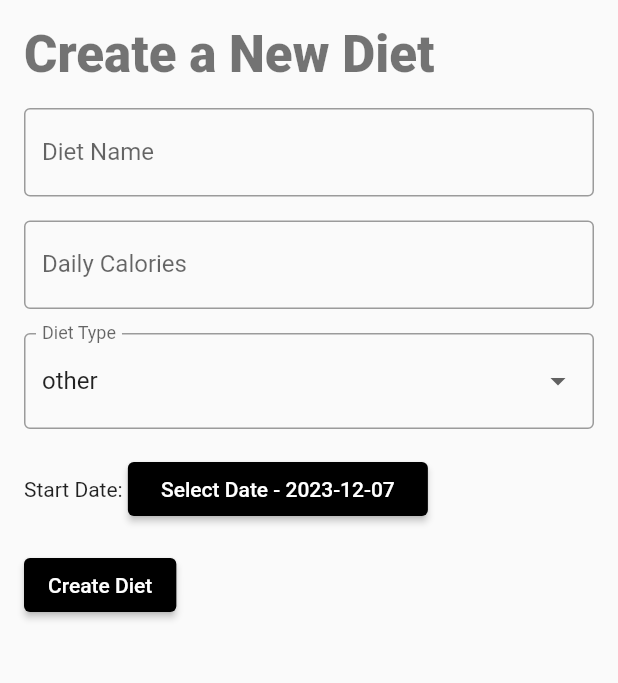
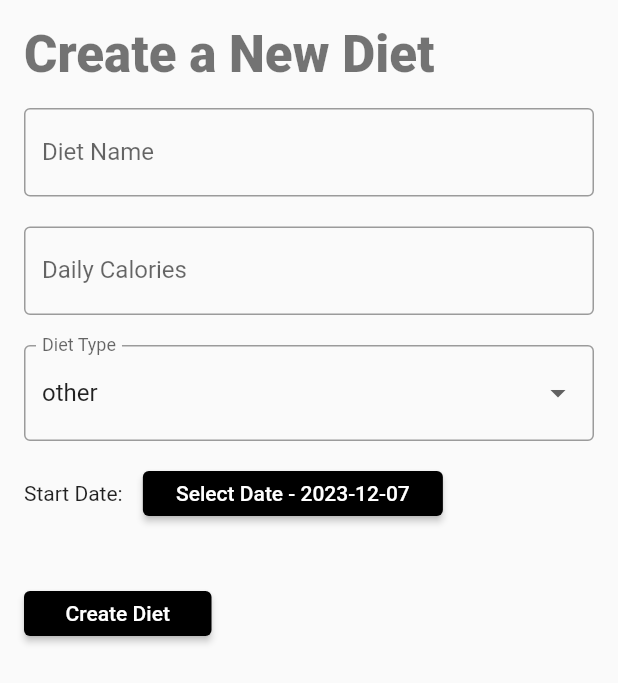
Before and after one commit to CSCI4100U/mobile-group-project-2023-mlja, a Flutter app: the CreateDietForm widget shown alone on an empty page, opened directly, on a phone screen of 412 x 824 dp. Shown: the top 683 px of the screen. Run offline on Flutter 3.47's test engine with Material 3 defaults, Android fonts, the phone set to English and light mode, and no system bars; our stand-ins replace cloud_firestore, firebase_auth, firebase_core, firebase_messaging, fl_chart, flutter_local_notifications and 7 more; missing offline and left inert: firebase_ui_auth, flutter_map_geojson; accounts and stored records are empty.

Commit message:
formatted and added comments to create diet

```diff
--- a/life_balance_plus/lib/view/pages/diet/create_diet_form.dart
+++ b/life_balance_plus/lib/view/pages/diet/create_diet_form.dart
@@ -3,6 +3,7 @@ import 'package:intl/intl.dart';
 import '../../../data/model/diet.dart';
 import 'package:life_balance_plus/control/diets_control.dart';
 
+/// A form for creating a new diet.
 class CreateDietForm extends StatefulWidget {
   @override
   _CreateDietFormState createState() => _CreateDietFormState();
@@ -21,6 +22,7 @@ class _CreateDietFormState extends State<CreateDietForm> {
       child: Column(
         crossAxisAlignment: CrossAxisAlignment.start,
         children: [
+          // Heading for the form
           Text(
             'Create a New Diet',
             style: Theme.of(context).textTheme.headline4?.copyWith(
@@ -28,6 +30,8 @@ class _CreateDietFormState extends State<CreateDietForm> {
                 ),
           ),
           const SizedBox(height: 16),
+
+          // Text form field for entering diet name
           TextFormField(
             controller: _dietNameController,
             decoration: InputDecoration(
@@ -35,7 +39,9 @@ class _CreateDietFormState extends State<CreateDietForm> {
               border: OutlineInputBorder(),
             ),
           ),
-          const SizedBox(height: 16),
+          const SizedBox(height: 20),
+
+          // Text form field for entering daily calories
           TextFormField(
             controller: _caloriesController,
             keyboardType: TextInputType.number,
@@ -44,7 +50,9 @@ class _CreateDietFormState extends State<CreateDietForm> {
               border: OutlineInputBorder(),
             ),
           ),
-          const SizedBox(height: 16),
+          const SizedBox(height: 20),
+
+          // Dropdown for selecting diet type
           _buildDropdown(
             'Diet Type',
             DietType.values,
@@ -55,11 +63,15 @@ class _CreateDietFormState extends State<CreateDietForm> {
               });
             },
           ),
-          const SizedBox(height: 16),
+          const SizedBox(height: 20),
+
+          // Row for selecting and displaying start date
           Row(
             children: [
               Text('Start Date: '),
+              const SizedBox(width: 10),
               SizedBox(
+                height: 30,
                 width: 200,
                 child: ElevatedButton(
                   onPressed: () => _selectDate(context),
@@ -70,16 +82,22 @@ class _CreateDietFormState extends State<CreateDietForm> {
               ),
             ],
           ),
-          const SizedBox(height: 16),
-          ElevatedButton(
-            onPressed: _submitForm,
-            child: Text('Create Diet'),
+          const SizedBox(height: 50),
+          // Button for submitting the form
+          SizedBox(
+            height: 30,
+            width: 125,
+            child: ElevatedButton(
+              onPressed: _submitForm,
+              child: Text('Create Diet'),
+            ),
           ),
         ],
       ),
     );
   }
 
+  // Helper method to build dropdown widget
   Widget _buildDropdown<T>(String label, List<T> items, T selectedItem,
       void Function(T?)? onChanged) {
     return DropdownButtonFormField<T>(
@@ -98,6 +116,7 @@ class _CreateDietFormState extends State<CreateDietForm> {
     );
   }
 
+  // Helper method to display date picker and update selected date
   Future<void> _selectDate(BuildContext context) async {
     final DateTime? picked = await showDatePicker(
       context: context,
@@ -112,10 +131,12 @@ class _CreateDietFormState extends State<CreateDietForm> {
     }
   }
 
+  // Helper method to format the date for display
   String _formattedDate(DateTime date) {
     return DateFormat('yyyy-MM-dd').format(date);
   }
 
+  // Helper method to handle form submission
   void _submitForm() {
     final String caloriesText = _caloriesController.text.trim();
     if (caloriesText.isEmpty) {
```
